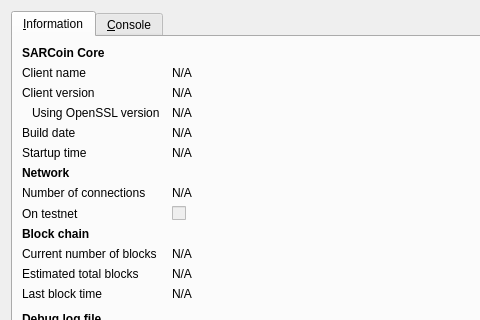
The window that src/qt/forms/rpcconsole.ui (sarcoin/SARCoin) describes before a commit, drawn with Qt 5; both pictures show x 0 to 480 and y 0 to 320 of the 740 by 450 pixel window.
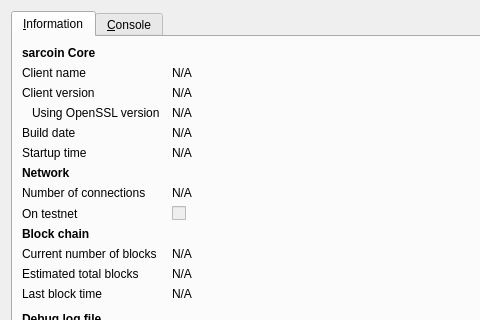
The same window after the commit. Icons and pictures are not drawn.

The edit to the form file:
```diff
--- a/src/qt/forms/rpcconsole.ui
+++ b/src/qt/forms/rpcconsole.ui
@@ -36,7 +36,7 @@
           </font>
          </property>
          <property name="text">
-          <string>SARCoin Core</string>
+          <string>sarcoin Core</string>
          </property>
         </widget>
        </item>
```
Left out of the diff: 6 changed lines with no effect on the pictures.
